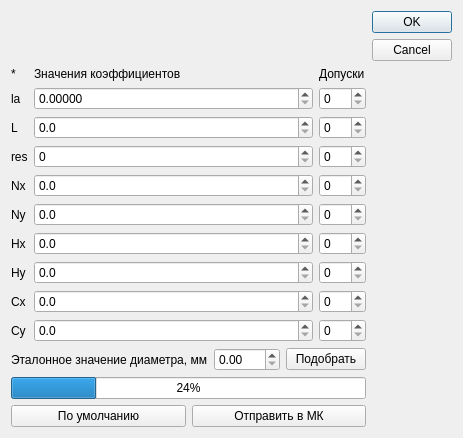
Above: settingsshadowsfinddialog.ui from cotara/STMviewer before the change. Below: the same form after it.
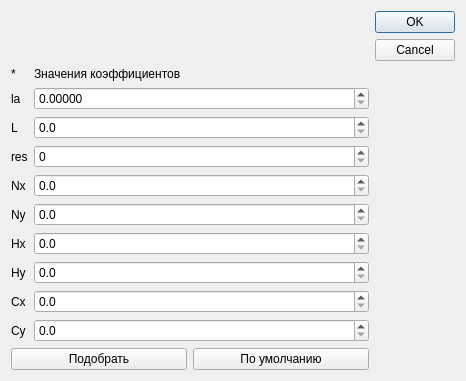
That is the form after the change.

What changed in the file:
```diff
--- a/settingsshadowsfinddialog.ui
+++ b/settingsshadowsfinddialog.ui
@@ -6,8 +6,8 @@
    <rect>
     <x>0</x>
     <y>0</y>
-    <width>463</width>
-    <height>429</height>
+    <width>466</width>
+    <height>360</height>
    </rect>
   </property>
   <property name="windowTitle">
@@ -331,7 +331,7 @@
             <number>1</number>
            </property>
            <property name="maximum">
-            <double>1000.000000000000000</double>
+            <double>1000000.000000000000000</double>
            </property>
           </widget>
          </item>
@@ -347,7 +347,7 @@
             <number>1</number>
            </property>
            <property name="maximum">
-            <double>1000.000000000000000</double>
+            <double>1000000.000000000000000</double>
            </property>
           </widget>
          </item>
@@ -363,7 +363,7 @@
             <number>1</number>
            </property>
            <property name="maximum">
-            <double>1000.000000000000000</double>
+            <double>1000000.000000000000000</double>
            </property>
           </widget>
          </item>
@@ -379,87 +379,7 @@
             <number>1</number>
            </property>
            <property name="maximum">
-            <double>1000.000000000000000</double>
-           </property>
-          </widget>
-         </item>
-        </layout>
-       </item>
-       <item>
-        <layout class="QVBoxLayout" name="verticalLayout_4">
-         <item>
-          <widget class="QLabel" name="label_14">
-           <property name="sizePolicy">
-            <sizepolicy hsizetype="Preferred" vsizetype="Maximum">
-             <horstretch>0</horstretch>
-             <verstretch>0</verstretch>
-            </sizepolicy>
-           </property>
-           <property name="text">
-            <string>Допуски</string>
-           </property>
-          </widget>
-         </item>
-         <item>
-          <widget class="QSpinBox" name="spinBox_2">
-           <property name="maximum">
-            <number>100</number>
-           </property>
-          </widget>
-         </item>
-         <item>
-          <widget class="QSpinBox" name="spinBox_3">
-           <property name="maximum">
-            <number>100</number>
-           </property>
-          </widget>
-         </item>
-         <item>
-          <widget class="QSpinBox" name="spinBox_5">
-           <property name="maximum">
-            <number>100</number>
-           </property>
-          </widget>
-         </item>
-         <item>
-          <widget class="QSpinBox" name="spinBox_7">
-           <property name="maximum">
-            <number>100</number>
-           </property>
-          </widget>
-         </item>
-         <item>
-          <widget class="QSpinBox" name="spinBox_8">
-           <property name="maximum">
-            <number>100</number>
-           </property>
-          </widget>
-         </item>
-         <item>
-          <widget class="QSpinBox" name="spinBox_10">
-           <property name="maximum">
-            <number>100</number>
-           </property>
-          </widget>
-         </item>
-         <item>
-          <widget class="QSpinBox" name="spinBox_9">
-           <property name="maximum">
-            <number>100</number>
-           </property>
-          </widget>
-         </item>
-         <item>
-          <widget class="QSpinBox" name="spinBox_11">
-           <property name="maximum">
-            <number>100</number>
-           </property>
-          </widget>
-         </item>
-         <item>
-          <widget class="QSpinBox" name="spinBox_12">
-           <property name="maximum">
-            <number>100</number>
+            <double>1000000.000000000000000</double>
            </property>
           </widget>
          </item>
@@ -469,23 +389,6 @@
      </item>
      <item>
       <layout class="QHBoxLayout" name="horizontalLayout_2">
-       <item>
-        <widget class="QLabel" name="etalonDiameterLabel">
-         <property name="text">
-          <string>Эталонное значение диаметра, мм</string>
-         </property>
-        </widget>
-       </item>
-       <item>
-        <widget class="QDoubleSpinBox" name="etalonDiameterSpinBox">
-         <property name="decimals">
-          <number>2</number>
-         </property>
-         <property name="singleStep">
-          <double>0.010000000000000</double>
-         </property>
-        </widget>
-       </item>
        <item>
         <widget class="QPushButton" name="pushButton">
          <property name="text">
@@ -493,17 +396,6 @@
          </property>
         </widget>
        </item>
-      </layout>
-     </item>
-     <item>
-      <widget class="QProgressBar" name="progressBar">
-       <property name="value">
-        <number>24</number>
-       </property>
-      </widget>
-     </item>
-     <item>
-      <layout class="QHBoxLayout" name="horizontalLayout_3">
        <item>
         <widget class="QPushButton" name="pushButton_3">
          <property name="text">
@@ -511,13 +403,6 @@
          </property>
         </widget>
        </item>
-       <item>
-        <widget class="QPushButton" name="pushButton_2">
-         <property name="text">
-          <string>Отправить в МК</string>
-         </property>
-        </widget>
-       </item>
       </layout>
      </item>
     </layout>
```
